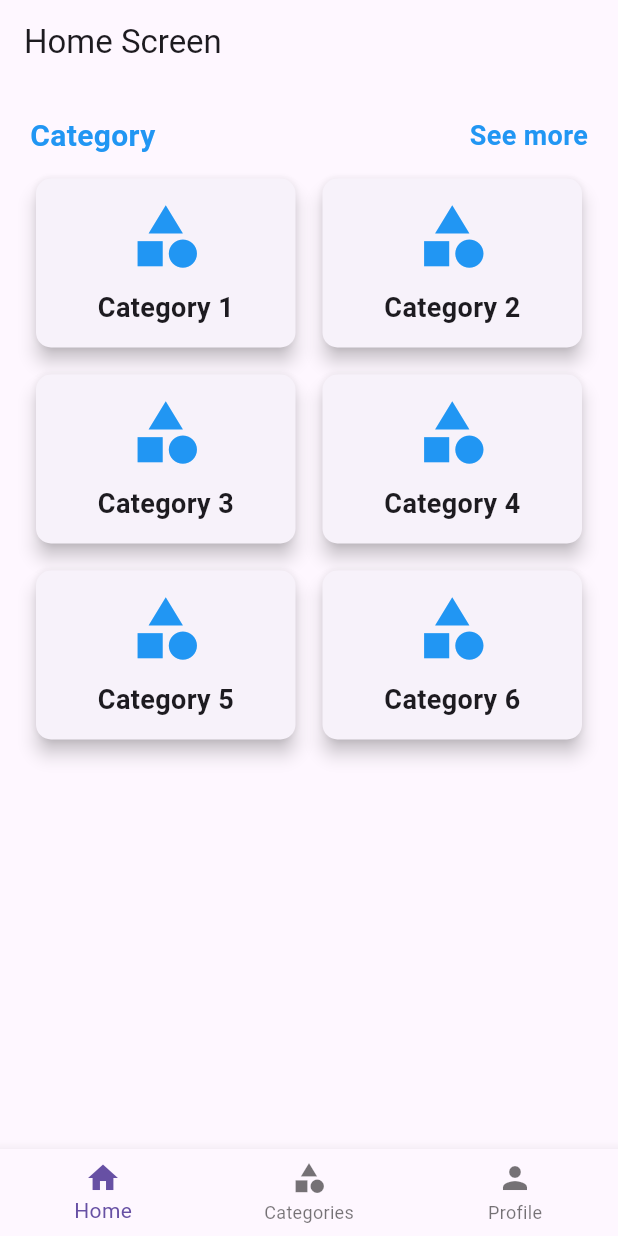
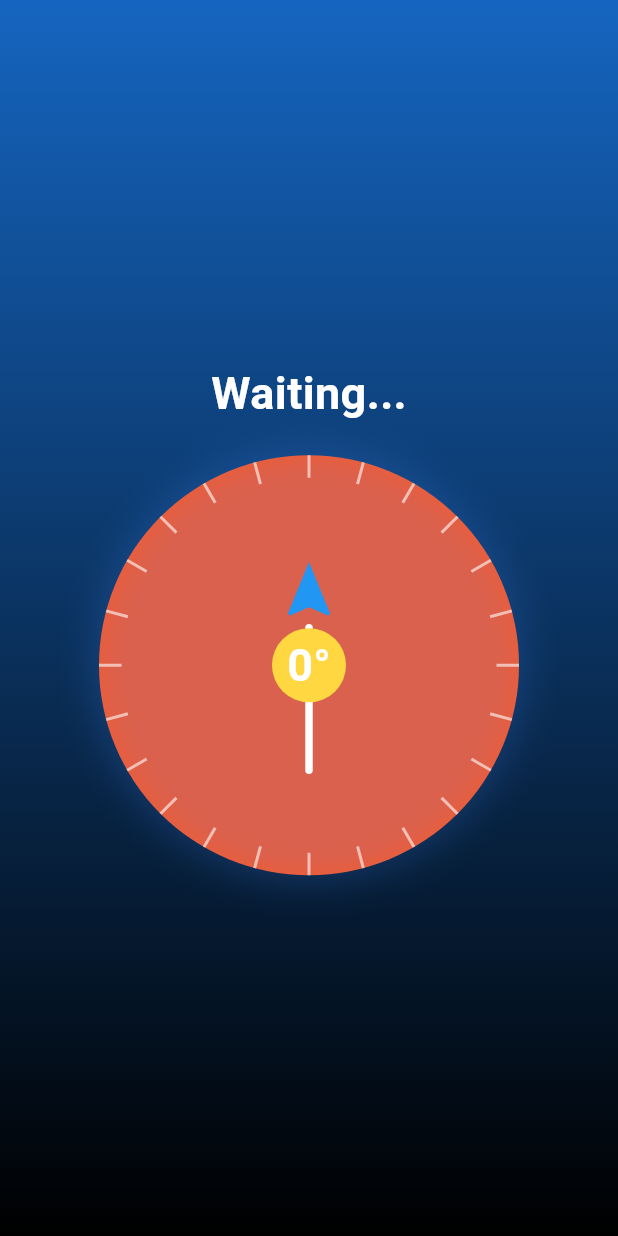
Before and after one commit to alazad214/practice_project, a Flutter app: the screen it shows after launch, on a phone screen of 412 x 824 dp. Run offline on Flutter 3.47's test engine with Material 3 defaults, Android fonts, the light colour scheme and no system bars; drawn by our look-alikes of toastification; our stand-ins replace dotted_border, flutter_compass, image_cropper, image_picker, open_file, pdf and 3 more; missing offline and left inert: appinio_social_share, easy_url_launcher, maps_launcher.

Commit message:
campass functinality added

```diff
--- /dev/null
+++ b/lib/location_campass/location_campass.dart
@@ -0,0 +1,182 @@
+import 'package:flutter/material.dart';
+import 'package:flutter_compass/flutter_compass.dart';
+import 'dart:math' as math;
+
+class CompassScreen extends StatefulWidget {
+  const CompassScreen({super.key});
+
+  @override
+  CompassScreenState createState() => CompassScreenState();
+}
+
+class CompassScreenState extends State<CompassScreen> {
+  double? _heading;
+
+  @override
+  void initState() {
+    super.initState();
+    _startCompass();
+  }
+
+  void _startCompass() {
+    FlutterCompass.events?.listen((CompassEvent event) {
+      setState(() {
+        _heading = event.heading;
+      });
+    });
+  }
+
+  String _getDirection(double heading) {
+    List<String> directions = [
+      "North",
+      "North-North-East",
+      "North-East",
+      "East-North-East",
+      "East",
+      "East-South-East",
+      "South-East",
+      "South-South-East",
+      "South",
+      "South-South-West",
+      "South-West",
+      "West-South-West",
+      "West",
+      "West-North-West",
+      "North-West",
+      "North-North-West"
+    ];
+    int index = ((heading + 11.25) ~/ 22.5) % 16;
+    return directions[index];
+  }
+
+  @override
+  Widget build(BuildContext context) {
+    return Scaffold(
+      body: Container(
+        decoration: BoxDecoration(
+          gradient: LinearGradient(
+            colors: [Colors.blue.shade800, Colors.black],
+            begin: Alignment.topCenter,
+            end: Alignment.bottomCenter,
+          ),
+        ),
+        child: Center(
+          child: Column(
+            mainAxisAlignment: MainAxisAlignment.center,
+            children: [
+              // Compass Direction Text
+              Text(
+                _heading != null ? _getDirection(_heading!) : 'Waiting...',
+                style: TextStyle(
+                    fontSize: 30,
+                    fontWeight: FontWeight.bold,
+                    color: Colors.white),
+              ),
+              SizedBox(height: 20),
+
+              // Compass UI
+              Container(
+                decoration: BoxDecoration(
+                  shape: BoxShape.circle,
+                  color: Colors.deepOrange,
+                ),
+                child: Stack(
+                  alignment: Alignment.center,
+                  children: [
+                    Container(
+                      width: 280,
+                      height: 280,
+                      decoration: BoxDecoration(
+                        shape: BoxShape.circle,
+                        boxShadow: [
+                          BoxShadow(
+                            color: Colors.blueAccent
+                                .withAlpha((0.2 * 255).toInt()),
+                            blurRadius: 20,
+                            spreadRadius: 5,
+                          ),
+                        ],
+                      ),
+                      child: CustomPaint(
+                        painter: CompassDialPainter(),
+                      ),
+                    ),
+
+                    Transform.rotate(
+                      angle:
+                          _heading == null ? 0 : -(_heading! * (math.pi / 180)),
+                      child: Column(
+                        children: [
+                          Icon(Icons.navigation, size: 45, color: Colors.blue),
+                          Container(
+                            width: 5,
+                            height: 100,
+                            decoration: BoxDecoration(
+                              gradient: LinearGradient(
+                                colors: [
+                                  Colors.white,
+                                  Colors.white,
+                                ],
+                                begin: Alignment.topCenter,
+                                end: Alignment.bottomCenter,
+                              ),
+                              borderRadius: BorderRadius.circular(5),
+                            ),
+                          ),
+                        ],
+                      ),
+                    ),
+
+                    // Degree Text
+                    Center(
+                      child: Container(
+                        padding: EdgeInsets.all(10),
+                        decoration: BoxDecoration(
+                            color: Colors.amberAccent, shape: BoxShape.circle),
+                        child: Text(
+                          _heading != null
+                              ? '${_heading!.toStringAsFixed(0)}°'
+                              : '0°',
+                          style: TextStyle(
+                              fontSize: 30,
+                              fontWeight: FontWeight.bold,
+                              color: Colors.white),
+                        ),
+                      ),
+                    ),
+                  ],
+                ),
+              ),
+            ],
+          ),
+        ),
+      ),
+    );
+  }
+}
+
+class CompassDialPainter extends CustomPainter {
+  @override
+  void paint(Canvas canvas, Size size) {
+    final Paint tickPaint = Paint()
+      ..color = Colors.white.withAlpha((0.6 * 255).toInt())
+      ..strokeWidth = 2;
+
+    final double centerX = size.width / 2;
+    final double centerY = size.height / 2;
+    final double radius = size.width / 2;
+
+    for (int i = 0; i < 360; i += 15) {
+      final double angle = (i * math.pi) / 180;
+      final double startX = centerX + (radius - 15) * math.cos(angle);
+      final double startY = centerY + (radius - 15) * math.sin(angle);
+      final double endX = centerX + radius * math.cos(angle);
+      final double endY = centerY + radius * math.sin(angle);
+
+      canvas.drawLine(Offset(startX, startY), Offset(endX, endY), tickPaint);
+    }
+  }
+
+  @override
+  bool shouldRepaint(CustomPainter oldDelegate) => false;
+}
--- a/lib/main.dart
+++ b/lib/main.dart
@@ -1,5 +1,5 @@
 import 'package:flutter/material.dart';
-import 'package:test_project/advance_bottom_nav/bottom_nav.dart';
+import 'package:test_project/location_campass/location_campass.dart' show CompassScreen;
 import 'package:toastification/toastification.dart';
 import 'custom_theme/custom_theme.dart';
 
@@ -45,7 +45,7 @@ class MyAppState extends State<MyApp> {
         // theme: AppTheme.lightTheme,
         // darkTheme: AppTheme.darkTheme,
         // themeMode: _isDark ? ThemeMode.dark : ThemeMode.light,
-        home: BottomNav(),
+        home: CompassScreen(),
       ),
     );
   }
--- a/pubspec.yaml
+++ b/pubspec.yaml
@@ -51,6 +51,7 @@ dependencies:
   appinio_social_share: ^0.3.2
   maps_launcher: ^3.0.0+1
   toastification: ^3.0.2
+  flutter_compass: ^0.8.1
 
 
 dev_dependencies:
```
Also changed, not shown: lib/home_screen.dart (added, +24 -0 lines), pubspec.lock, 4 other files.
